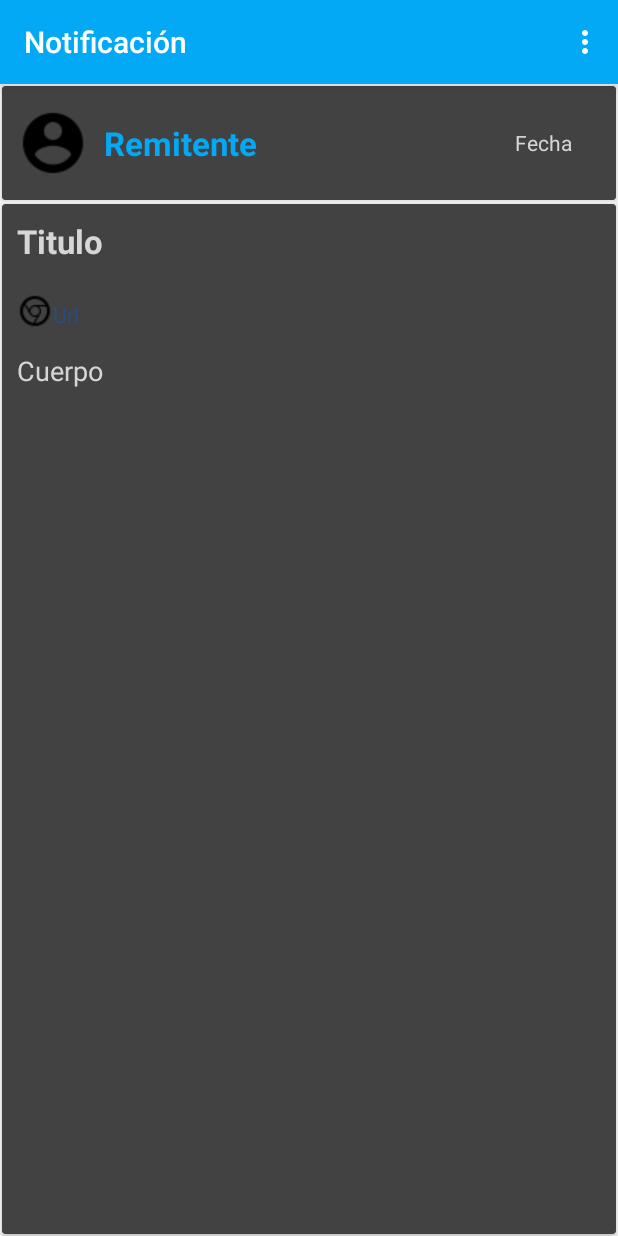
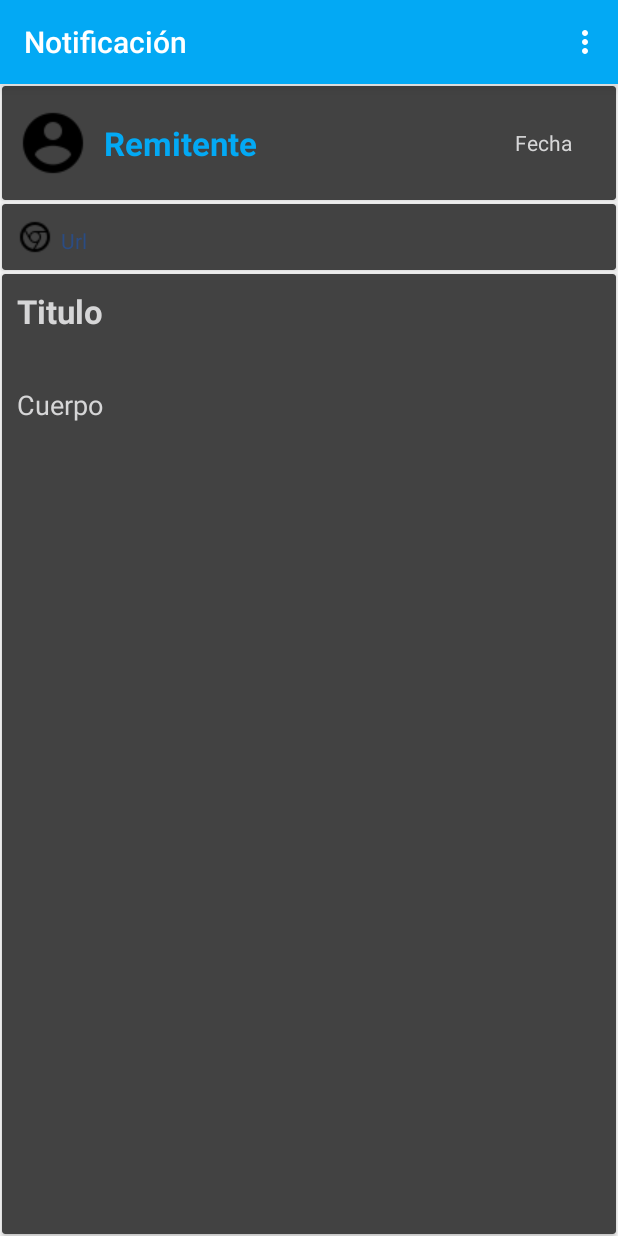
Before and after one commit to jamsac2012/Ubiquo-App, an Android app: the Msg_Activity screen opened directly, with no data from a screen before it, on a phone screen of 412 x 824 dp. Run offline under Robolectric (Android 15) with nearby library versions, the phone set to English and light mode, and no system bars; 5 statements that could not run were skipped.

Commit message:
20 Refactor:  MainActivity, Msg_Activity
Msg_Activity: Todos los elementos ya reciben el bundle
con la informacion que deben presentar en la vista.

MainActivity: Aqui se logra capturar la posicion exacta
del item en el recyclerview, de tal forma que se puedan
capturar los datos en el array y meterlos en un bundle y
este se pasa por medio del intent hacia la Msg_Activity.

La URL tambien tiene funcionalidad y abre en el browser
por defecto.

Golazoooo.

```diff
--- a/app/src/main/res/layout/activity_msg_.xml
+++ b/app/src/main/res/layout/activity_msg_.xml
@@ -71,6 +71,46 @@
         android:foreground="?android:attr/selectableItemBackground"
         android:clickable="true"
         android:layout_margin="1dp"
+        android:id="@+id/card_nav"
+        android:layout_width="match_parent"
+        android:layout_height="wrap_content"
+        card_view:cardElevation="3dp"
+        card_view:cardCornerRadius="2dp">
+
+        <RelativeLayout
+            android:layout_width="match_parent"
+            android:layout_height="wrap_content"
+            android:padding="10dp">
+
+            <ImageView
+                android:layout_width="wrap_content"
+                android:layout_height="wrap_content"
+                android:id="@+id/img_url"
+                android:src="@drawable/google_chrome_24"
+                android:layout_marginRight="5dp"/>
+
+            <TextView
+                android:layout_width="wrap_content"
+                android:layout_height="wrap_content"
+                android:textAppearance="?android:attr/textAppearanceSmall"
+                android:text="Url"
+                android:onClick="navegar"
+                android:textColor="@color/primary_dark_color"
+                android:id="@+id/tv_msg_url"
+                android:layout_alignBottom="@+id/img_url"
+                android:layout_toRightOf="@+id/img_url"
+                android:layout_toEndOf="@+id/img_url" />
+
+
+        </RelativeLayout>
+    </android.support.v7.widget.CardView>
+
+    <android.support.v7.widget.CardView
+        xmlns:android="http://schemas.android.com/apk/res/android"
+        xmlns:card_view="http://schemas.android.com/apk/res-auto"
+        android:foreground="?android:attr/selectableItemBackground"
+        android:clickable="true"
+        android:layout_margin="1dp"
         android:id="@+id/card_msg"
         android:layout_width="match_parent"
         android:layout_height="match_parent"
@@ -103,29 +143,10 @@
                 android:layout_marginTop="15dp"
                 android:textColor="@color/abc_input_method_navigation_guard"
                 android:id="@+id/tv_msg_cuerpo"
-                android:layout_below="@+id/img_url"
+                android:layout_below="@+id/tv_msg_titulo"
                 android:layout_alignParentLeft="true"
                 android:layout_alignParentStart="true" />
 
-            <ImageView
-                android:layout_width="wrap_content"
-                android:layout_height="wrap_content"
-                android:id="@+id/img_url"
-                android:src="@drawable/google_chrome_24"
-                android:layout_below="@+id/tv_msg_titulo"
-                android:layout_alignLeft="@+id/tv_msg_cuerpo"
-                android:layout_alignStart="@+id/tv_msg_cuerpo" />
-
-            <TextView
-                android:layout_width="wrap_content"
-                android:layout_height="wrap_content"
-                android:textAppearance="?android:attr/textAppearanceSmall"
-                android:text="Url"
-                android:textColor="@color/primary_dark_color"
-                android:id="@+id/tv_msg_url"
-                android:layout_alignBottom="@+id/img_url"
-                android:layout_toRightOf="@+id/img_url"
-                android:layout_toEndOf="@+id/img_url" />
 
         </RelativeLayout>
 
```
Also changed, not shown: app/src/main/java/la/applica/ubiquo/MainActivity.java (+13 -2 lines), app/src/main/java/la/applica/ubiquo/Msg_Activity.java (+23 -1 lines).
